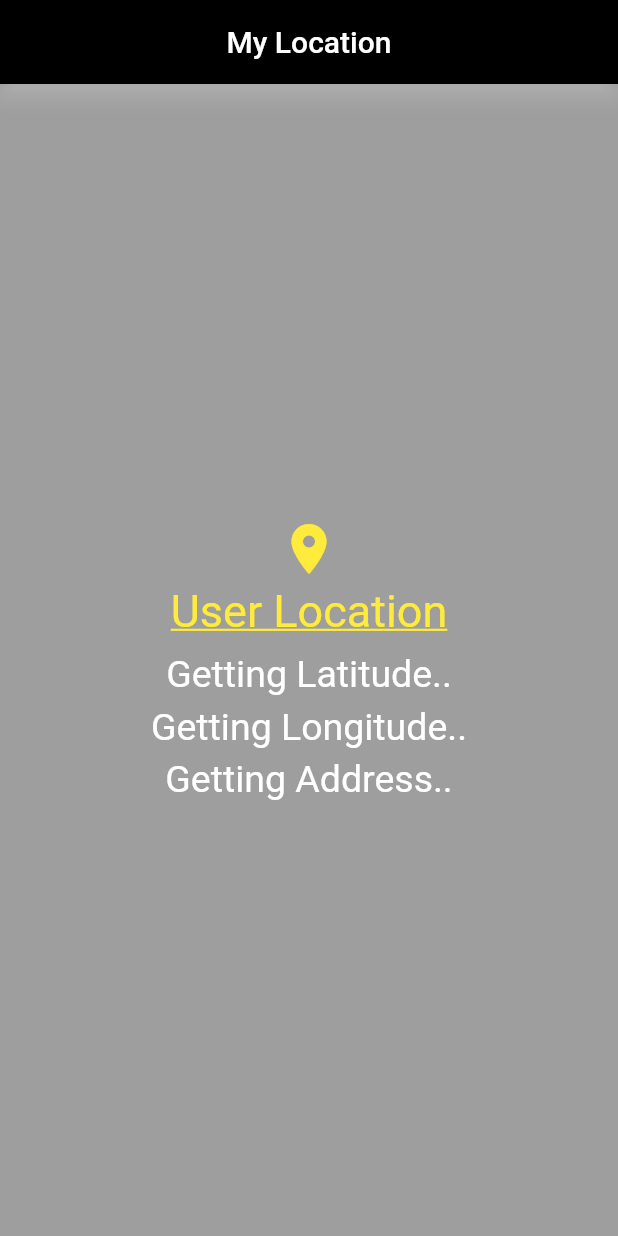
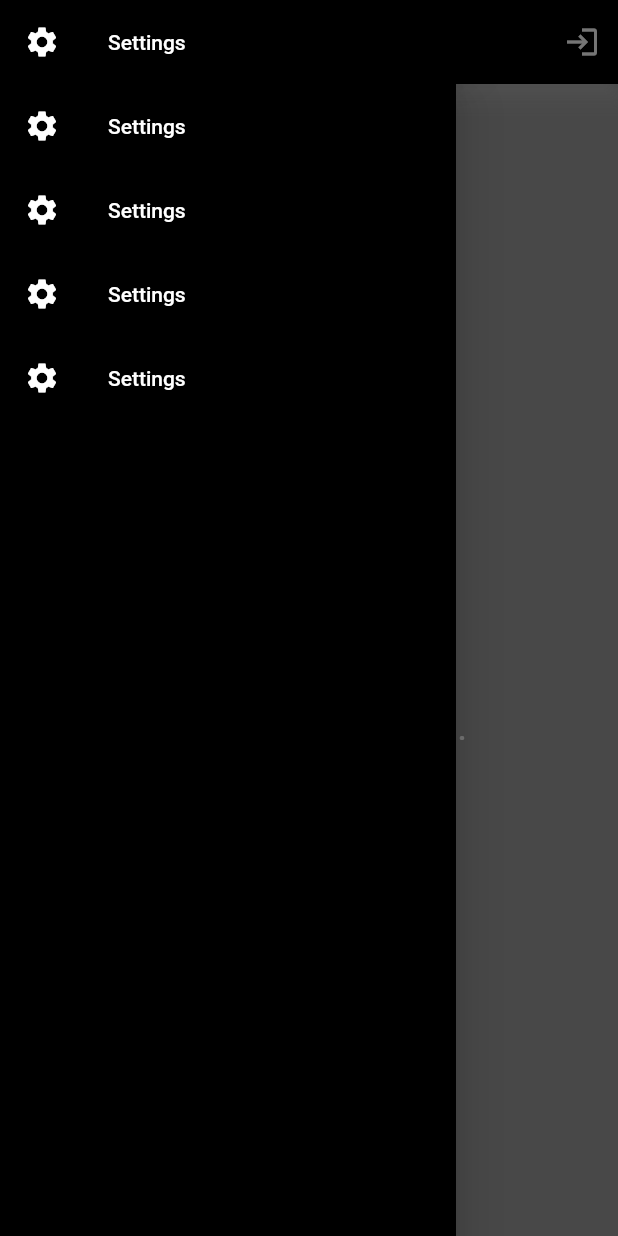
Before and after one commit to KaranSolucky/flutter_myLocation, a Flutter app: the screen it shows after launch, with the side drawer open (before the commit the screen has no drawer), on a phone screen of 412 x 824 dp. Run offline on Flutter 3.47's test engine with Material 2 defaults, Android fonts, the phone set to English and light mode, and no system bars; our stand-ins replace geocoding, geolocator, get.

Commit message:
added drawer and some small ui

```diff
--- a/lib/app/modules/home/views/home_view.dart
+++ b/lib/app/modules/home/views/home_view.dart
@@ -13,8 +13,71 @@ class HomeView extends GetView<HomeController> {
           shadowColor: Colors.white,
           centerTitle: true,
           backgroundColor: Colors.black,
+          actions: [IconButton(onPressed: () {}, icon: Icon(Icons.login))],
           title: Text("My Location")),
       backgroundColor: Colors.black38,
+      drawer: Drawer(
+        backgroundColor: Colors.black,
+        child: SingleChildScrollView(
+            child: Column(
+          children: [
+            InkWell(
+              splashColor: Colors.amber,
+              onTap: () {},
+              child: ListTile(
+                title: Text(
+                  "Settings",
+                  style: TextStyle(color: Colors.white),
+                ),
+                leading: Icon(
+                  Icons.settings,
+                  color: Colors.white,
+                ),
+              ),
+            ),
+            ListTile(
+              title: Text(
+                "Settings",
+                style: TextStyle(color: Colors.white),
+              ),
+              leading: Icon(
+                Icons.settings,
+                color: Colors.white,
+              ),
+            ),
+            ListTile(
+              title: Text(
+                "Settings",
+                style: TextStyle(color: Colors.white),
+              ),
+              leading: Icon(
+                Icons.settings,
+                color: Colors.white,
+              ),
+            ),
+            ListTile(
+              title: Text(
+                "Settings",
+                style: TextStyle(color: Colors.white),
+              ),
+              leading: Icon(
+                Icons.settings,
+                color: Colors.white,
+              ),
+            ),
+            ListTile(
+              title: Text(
+                "Settings",
+                style: TextStyle(color: Colors.white),
+              ),
+              leading: Icon(
+                Icons.settings,
+                color: Colors.white,
+              ),
+            )
+          ],
+        )),
+      ),
       body: Center(
           child: Padding(
         padding: const EdgeInsets.all(16.0),
@@ -31,7 +94,7 @@ class HomeView extends GetView<HomeController> {
               height: 4,
             ),
             Text(
-              'User Location',
+              'Your  Location',
               style: TextStyle(
                   color: Colors.yellow,
                   fontSize: 30,
--- /dev/null
+++ b/lib/app/modules/home/views/settings.dart
@@ -0,0 +1,15 @@
+import 'package:flutter/material.dart';
+
+class Settings extends StatefulWidget {
+  const Settings({Key? key}) : super(key: key);
+
+  @override
+  State<Settings> createState() => _SettingsState();
+}
+
+class _SettingsState extends State<Settings> {
+  @override
+  Widget build(BuildContext context) {
+    return Scaffold();
+  }
+}
```
